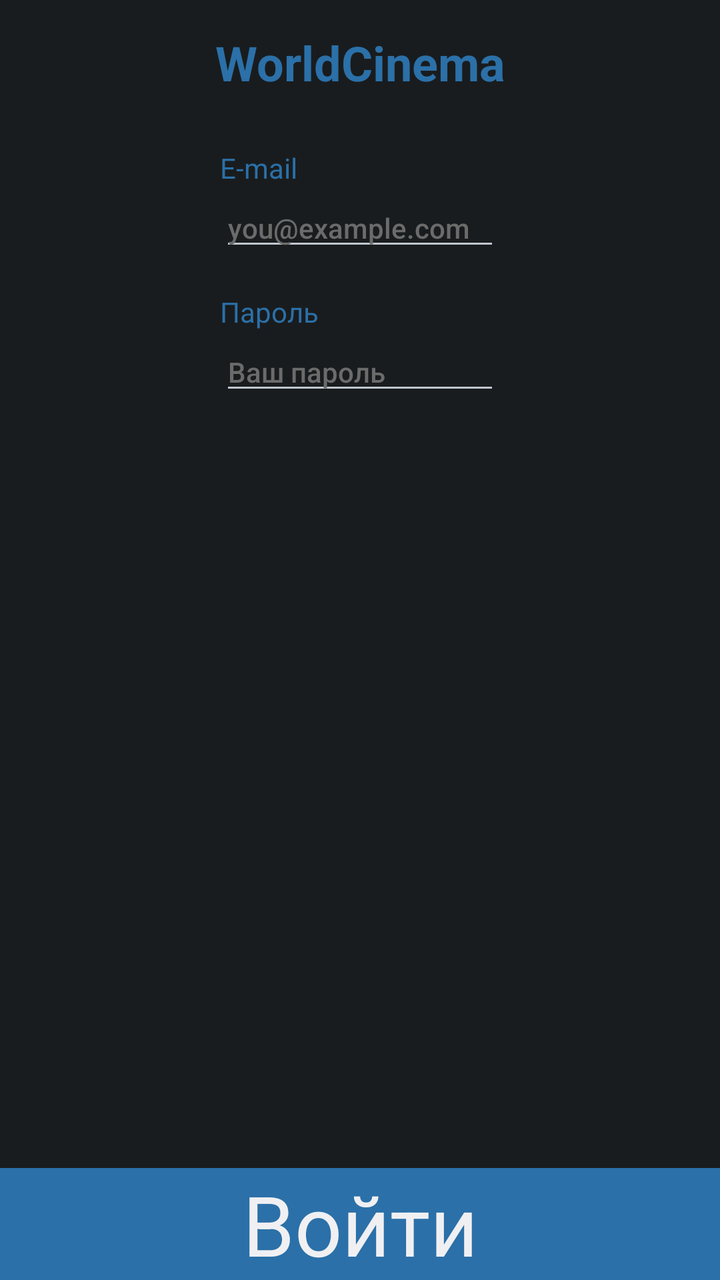
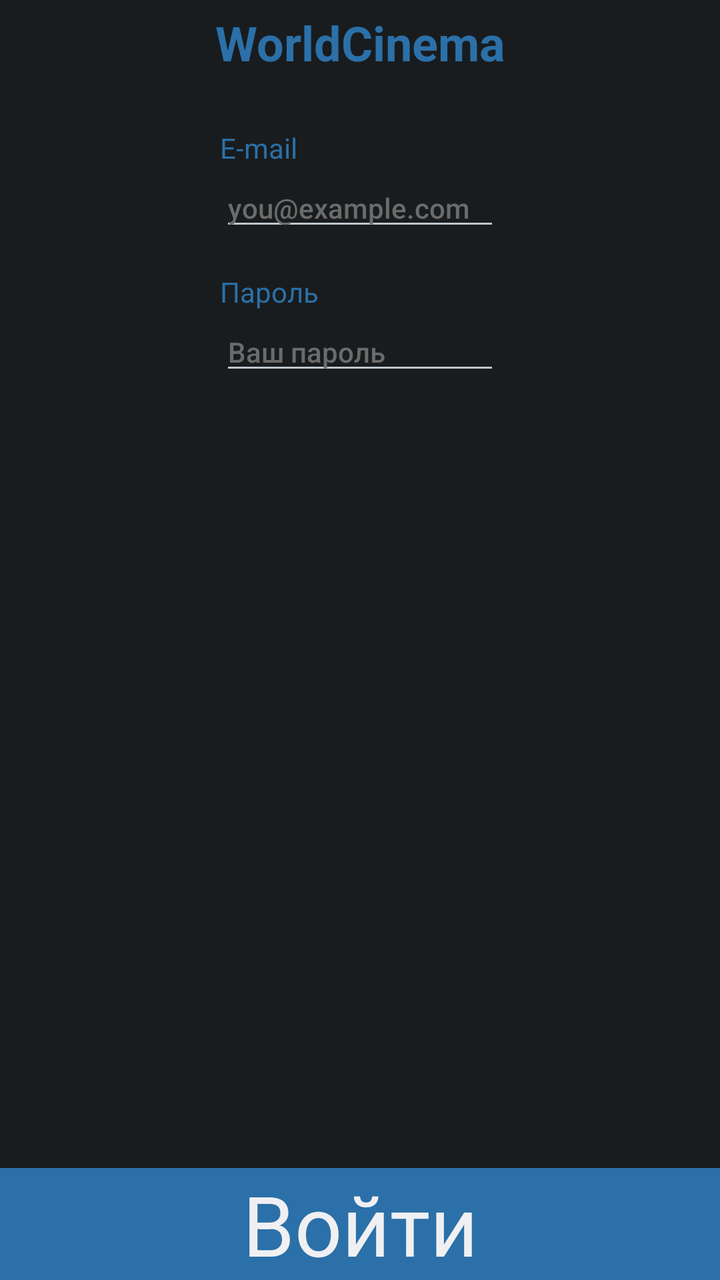

Compare the two renders of this Android layout. The source of the first and the diff that turns it into the second are given below.
<!-- AndroidManifest.xml: application theme android:Theme.DeviceDefault -->
<!-- res/layout/fragment_login.xml -->
<?xml version="1.0" encoding="utf-8"?>
<RelativeLayout xmlns:android="http://schemas.android.com/apk/res/android"
    xmlns:tools="http://schemas.android.com/tools"
    android:layout_width="match_parent"
    android:layout_height="match_parent"
    tools:context=".LoginFragment">

    <TextView
        android:id="@+id/textView"
        android:layout_width="match_parent"
        android:layout_height="wrap_content"
        android:paddingTop="15sp"
        android:text="WorldCinema"
        android:textAlignment="center"
        android:textColor="@color/tab"
        android:textSize="24sp"
        android:textStyle="bold"
        />

    <LinearLayout
        android:orientation="vertical"
        android:layout_width="140dp"
        android:layout_height="wrap_content"
        android:layout_below="@+id/textView"
        android:layout_marginTop="27dp"
        android:id="@+id/EditTextContainer"
        android:layout_centerHorizontal="true">



        <TextView
            android:layout_width="wrap_content"
            android:layout_height="20dp"
            android:text="E-mail"
            android:textColor="@color/tab"
            />

        <EditText
            android:layout_width="match_parent"
            android:layout_height="wrap_content"
            android:textSize="14sp"
            android:hint="you@example.com"
            android:id="@+id/login"
            android:textColorHint="@color/textHint"

            />

    </LinearLayout>

    <LinearLayout
        android:orientation="vertical"
        android:layout_width="140dp"
        android:layout_height="wrap_content"
        android:layout_below="@+id/EditTextContainer"
        android:layout_marginTop="16dp"

        android:layout_centerHorizontal="true">



        <TextView
            android:layout_width="wrap_content"
            android:layout_height="20dp"
            android:text="Пароль"
            android:textColor="@color/tab"
            />

        <EditText
            android:layout_width="match_parent"
            android:layout_height="wrap_content"
            android:textSize="14sp"
            android:hint="Ваш пароль"
            android:id="@+id/password"
            android:textColorHint="@color/textHint"

            />

    </LinearLayout>

    <androidx.appcompat.widget.AppCompatButton
        android:layout_height="56dp"
        android:background="@color/tab"
        android:layout_width="match_parent"
        android:layout_alignParentBottom="true"
        android:layout_marginBottom="0dp"
        android:text="Войти"
        android:autoSizeTextType="uniform"
        android:textAlignment="center"
        android:id="@+id/registerBtn"
        />

</RelativeLayout>
<!-- resources referenced by this layout -->
<resources>
  <color name="tab">#2B70A8</color>
  <color name="textHint">#6B6B6B</color>
</resources>

<!-- the commit's change to res/layout/fragment_login.xml (unified diff, before → after) -->
@@ -9,7 +9,7 @@
         android:id="@+id/textView"
         android:layout_width="match_parent"
         android:layout_height="wrap_content"
-        android:paddingTop="15sp"
+        android:paddingTop="5sp"
         android:text="WorldCinema"
         android:textAlignment="center"
         android:textColor="@color/tab"
